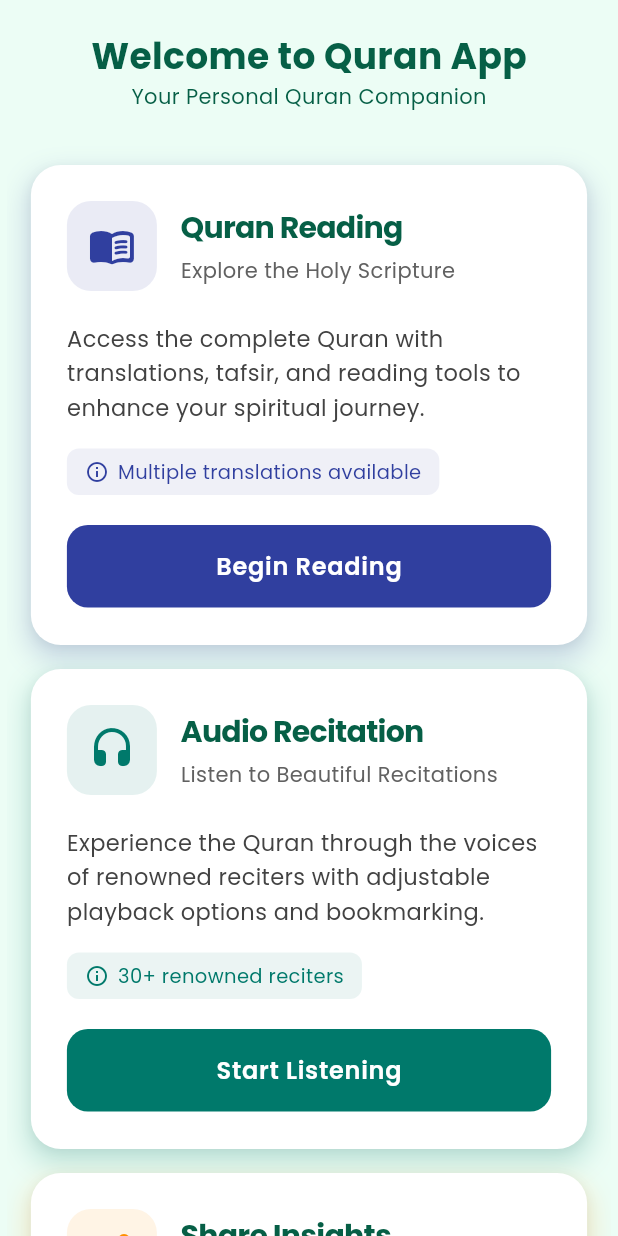
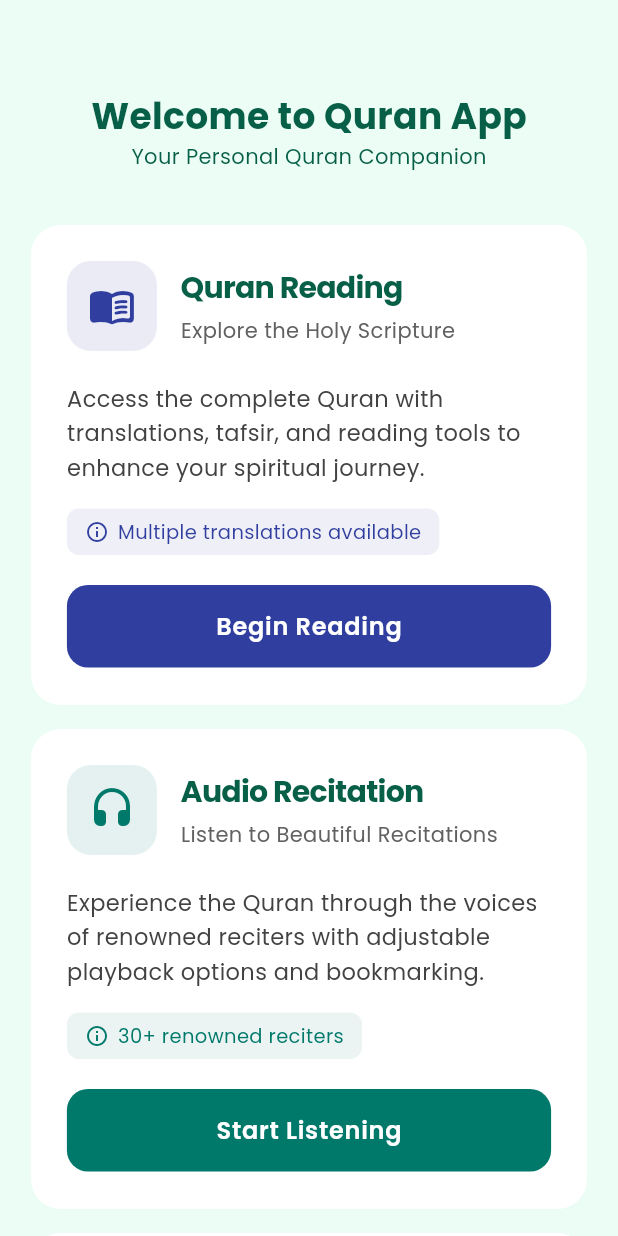
Before and after one commit to haider-9/QuranApp, a Flutter app: the screen it shows after launch, on a phone screen of 412 x 824 dp. Run offline on Flutter 3.47's test engine with Material 3 defaults, Android fonts, the phone set to English and light mode, and no system bars; our stand-ins replace audioplayers, share_plus.

Commit message:
final push

```diff
--- a/lib/components/card.dart
+++ b/lib/components/card.dart
@@ -1,6 +1,5 @@
 import 'package:flutter/material.dart';
 import 'package:share_plus/share_plus.dart';
-
 
 class Item {
   final String title;
@@ -58,7 +57,6 @@ List<Item> items = [
     color: Colors.amber.shade800,
     additionalInfo: 'Easy social media integration',
   ),
-
 ];
 
 class ItemList extends StatelessWidget {
@@ -103,22 +101,7 @@ class EnhancedCard extends StatelessWidget {
         minHeight: 320,
         maxWidth: 400, // Maximum width for very large screens
       ),
-      decoration: BoxDecoration(
-        borderRadius: BorderRadius.circular(20),
-        boxShadow: [
-          BoxShadow(
-            color: (item.color ?? Colors.indigo).withOpacity(0.2),
-            blurRadius: 15,
-            offset: const Offset(0, 8),
-            spreadRadius: 2,
-          ),
-          BoxShadow(
-            color: Colors.black.withOpacity(0.05),
-            blurRadius: 5,
-            offset: const Offset(0, 2),
-          ),
-        ],
-      ),
+
       child: Material(
         borderRadius: BorderRadius.circular(20),
         color: Colors.white,
@@ -265,9 +248,9 @@ class EnhancedCard extends StatelessWidget {
           subject: 'Quran App - Spiritual Guidance',
         );
       } catch (e) {
-        ScaffoldMessenger.of(context).showSnackBar(
-          SnackBar(content: Text('Could not share: $e')),
-        );
+        ScaffoldMessenger.of(
+          context,
+        ).showSnackBar(SnackBar(content: Text('Could not share: $e')));
       }
     } else {
       // For other cards, navigate to the specified route
--- a/lib/pages/home.dart
+++ b/lib/pages/home.dart
@@ -7,22 +7,19 @@ class HomePage extends StatelessWidget {
   @override
   Widget build(BuildContext context) {
     return Scaffold(
-
       backgroundColor: Color(0xFFECFDF5),
-
       body: Center(
         child: SingleChildScrollView(
           child: Column(
             mainAxisAlignment: MainAxisAlignment.start,
             children: [
-              const SizedBox(height: 20),
+              const SizedBox(height: 60),
               const Text(
                 'Welcome to Quran App',
                 style: TextStyle(fontSize: 24, fontWeight: FontWeight.bold),
               ),
               const Text('Your Personal Quran Companion'),
               const SizedBox(height: 20),
-
               const ItemList(),
             ],
           ),
--- a/lib/pages/surah.dart
+++ b/lib/pages/surah.dart
@@ -79,7 +79,6 @@ Future<SurahDetails> fetchSurahDetails(String surahId) async {
       final audioFiles = audioData['audio_files'] as List;
       for (var file in audioFiles) {
         if (file['verse_key'] != null) {
-
           final verseNumber =
               int.tryParse(file['verse_key'].toString().split(':').last) ?? 0;
           if (verseNumber > 0) {
```
Also changed, not shown: pubspec.yaml (+18 -0 lines), assets/fonts/icons/icon.png (added), pubspec.lock, 2 other files.
